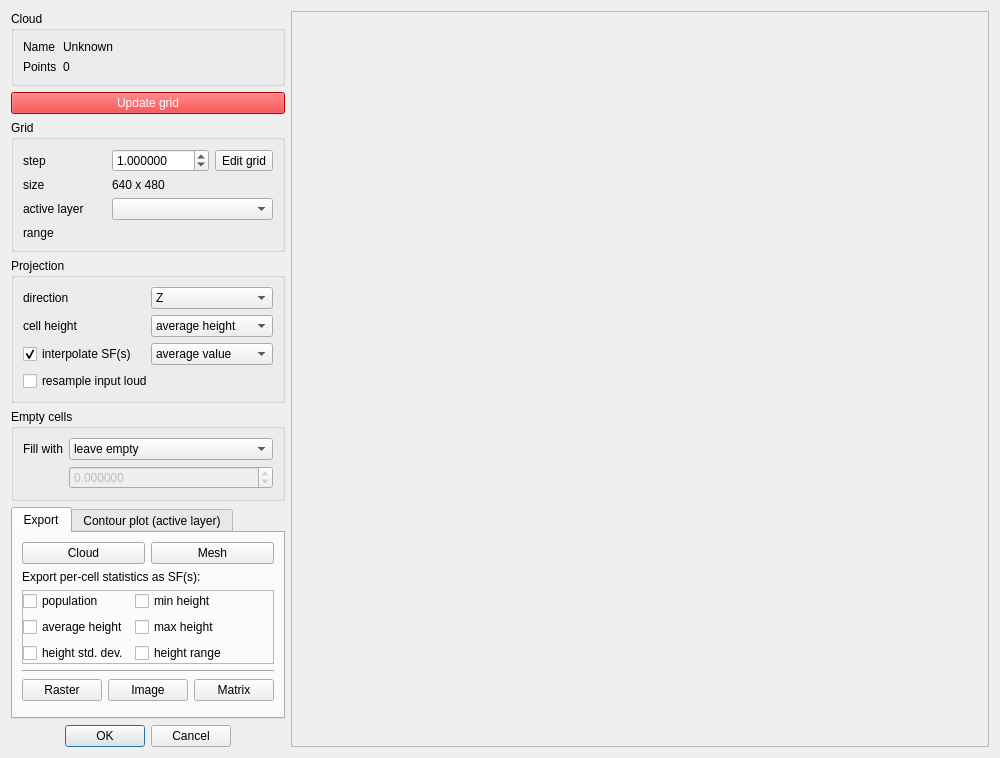
The window that qCC/ui_templates/rasterizeDlg.ui (CloudCompare/CloudCompare) describes before a commit, drawn with Qt 5.
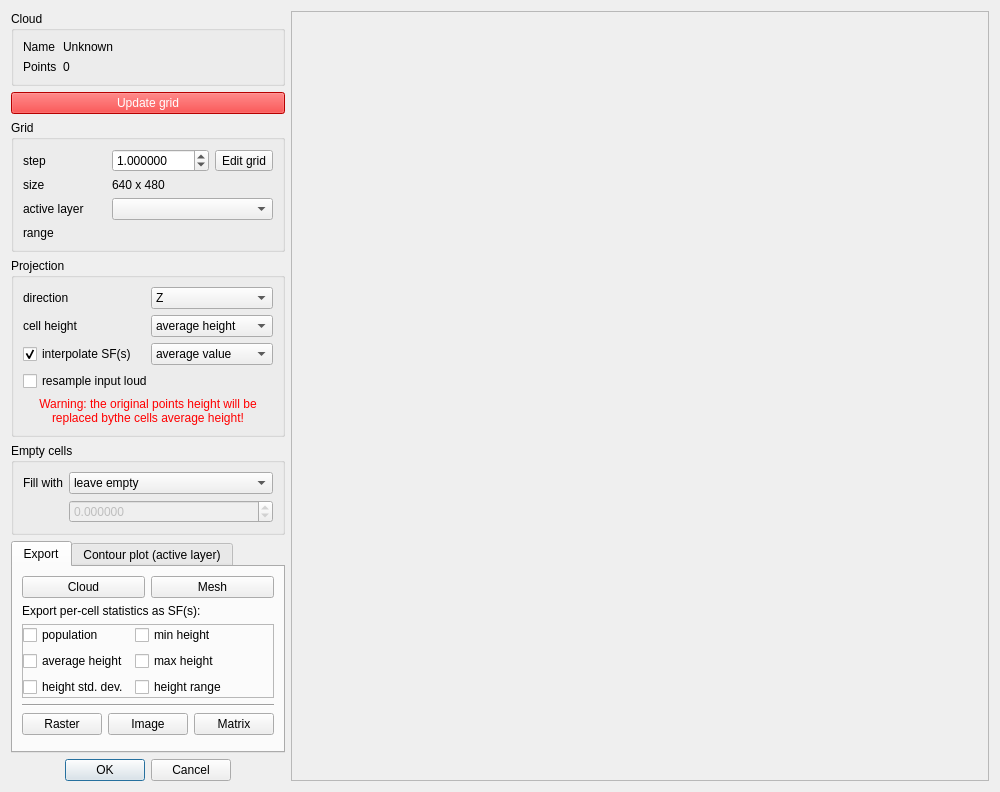
The same window after the commit.

Commit message: Rasterize tool: the 'interpolate' option can now be used with the 'average height' projection. In this case only the coordinates of the original point are kept (the point which is the closest to the cell center) and the height is replaced by the average cell height.

The edit to the form file:
```diff
--- a/qCC/ui_templates/rasterizeDlg.ui
+++ b/qCC/ui_templates/rasterizeDlg.ui
@@ -307,6 +307,20 @@
            </property>
           </widget>
          </item>
+         <item>
+          <widget class="QLabel" name="warningResampleWithAverageLabel">
+           <property name="styleSheet">
+            <string notr="true">color:red;</string>
+           </property>
+           <property name="text">
+            <string>Warning: the original points height will be
+replaced bythe cells average height!</string>
+           </property>
+           <property name="alignment">
+            <set>Qt::AlignCenter</set>
+           </property>
+          </widget>
+         </item>
         </layout>
        </widget>
       </item>
```
The commit also changes 7 other files.
